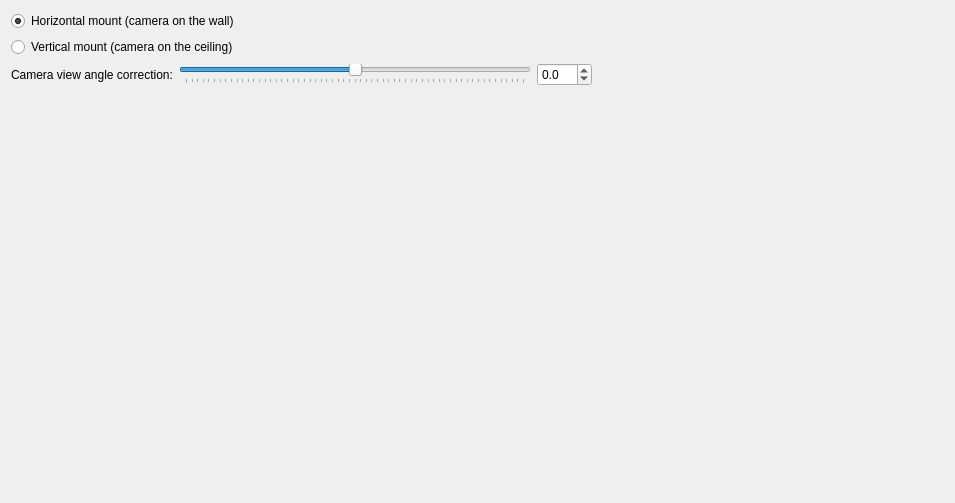
This is client/src/ui/widgets/properties/fisheye_settings_widget.ui in networkoptix/nx_open as Qt 5 draws it before an edit. The edited form follows.
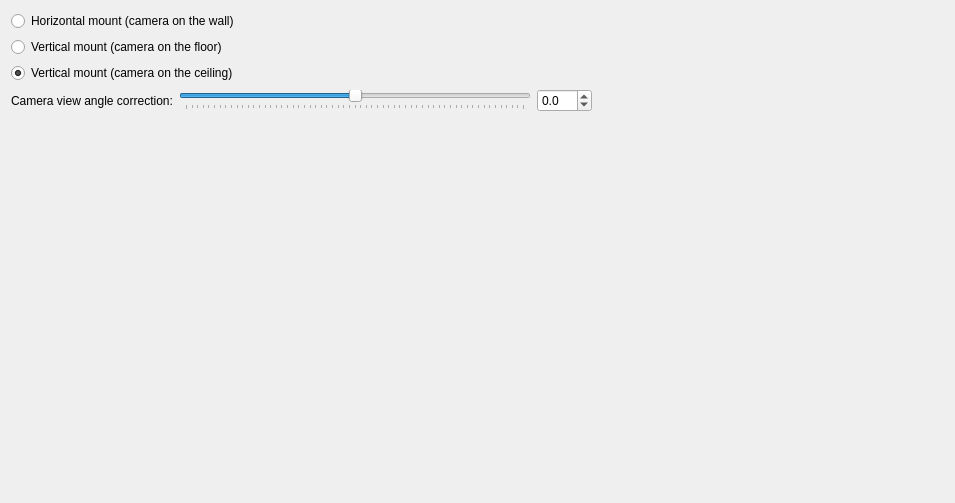
This is the edited form.

Commit message:
fisheye: add separate values for vertical up and down cameras
<==== Mercurial data ====>
Branch: master

Diff of the .ui file:
```diff
--- a/client/src/ui/widgets/properties/fisheye_settings_widget.ui
+++ b/client/src/ui/widgets/properties/fisheye_settings_widget.ui
@@ -20,15 +20,25 @@
       <string>Horizontal mount (camera on the wall)</string>
      </property>
      <property name="checked">
-      <bool>true</bool>
+      <bool>false</bool>
      </property>
     </widget>
    </item>
    <item>
-    <widget class="QRadioButton" name="verticalRadioButton">
+    <widget class="QRadioButton" name="viewUpButton">
+     <property name="text">
+      <string>Vertical mount (camera on the floor)</string>
+     </property>
+    </widget>
+   </item>
+   <item>
+    <widget class="QRadioButton" name="viewDownButton">
      <property name="text">
       <string>Vertical mount (camera on the ceiling)</string>
      </property>
+     <property name="checked">
+      <bool>true</bool>
+     </property>
     </widget>
    </item>
    <item>
```
The commit also changes 10 other files.
